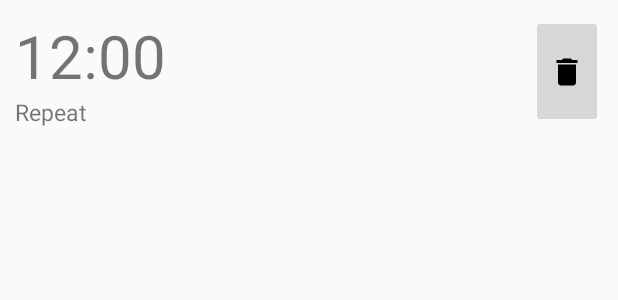
After one commit to HuyNguyen1590/NicoApp, an Android app: the layout alarm_item.xml on its own in the app's theme, with its tools: preview values and no code run, on a phone screen of 412 x 824 dp. The commit adds this screen. Shown: the top 300 px of the screen. Run offline under Robolectric (Android 15) with nearby library versions, the phone set to English and light mode, and no system bars.

Commit message:
Finish insert delete database Need make update function and alarm service

```diff
--- a/app/src/main/AndroidManifest.xml
+++ b/app/src/main/AndroidManifest.xml
@@ -23,7 +23,7 @@
             android:launchMode="singleTop"/>
         <activity android:name=".MainActivity"
             android:launchMode="singleTop"
-            android:screenOrientation="landscape"
+            android:screenOrientation="sensorLandscape"
             tools:ignore="LockedOrientationActivity">
             <intent-filter>
                 <action android:name="android.intent.action.MAIN" />
--- a/app/src/main/java/com/example/project_1/DAO/AlarmDAO.java
+++ b/app/src/main/java/com/example/project_1/DAO/AlarmDAO.java
@@ -17,7 +17,7 @@ public class AlarmDAO {
     private DbHelper dbHelper;
 
     public static final String TABLE_NAME = "Alarm";
-    public static final String SQL_ALARM = "CREATE TABLE Alarm (stt text primary key, hour text NOT NULL, min text NOT NULL, repeat text NOT NULL, status text NOT NULL);";
+    public static final String SQL_ALARM = "CREATE TABLE Alarm (stt integer primary key, hour text NOT NULL, min text NOT NULL, repeat text NOT NULL, status text NOT NULL);";
 
     public AlarmDAO(Context context){
         dbHelper = new DbHelper(context);
--- a/app/src/main/java/com/example/project_1/DAO/MiniGame01DAO.java
+++ b/app/src/main/java/com/example/project_1/DAO/MiniGame01DAO.java
@@ -17,7 +17,7 @@ public class MiniGame01DAO {
     private DbHelper dbHelper;
 
     public static final String TABLE_NAME = "MiniGame01";
-    public static final String SQL_MINIGAME01 = "CREATE TABLE MiniGame01 (stt int primary key AUTOINCREMENT, score text NOT NULL);";
+    public static final String SQL_MINIGAME01 = "CREATE TABLE MiniGame01 (stt integer primary key AUTOINCREMENT, score text NOT NULL);";
 
     public MiniGame01DAO(Context context){
         dbHelper = new DbHelper(context);
--- /dev/null
+++ b/app/src/main/res/drawable/ic_delete_black_24dp.xml
@@ -0,0 +1,9 @@
+<vector xmlns:android="http://schemas.android.com/apk/res/android"
+        android:width="24dp"
+        android:height="24dp"
+        android:viewportWidth="24.0"
+        android:viewportHeight="24.0">
+    <path
+        android:fillColor="#FF000000"
+        android:pathData="M6,19c0,1.1 0.9,2 2,2h8c1.1,0 2,-0.9 2,-2V7H6v12zM19,4h-3.5l-1,-1h-5l-1,1H5v2h14V4z"/>
+</vector>
--- /dev/null
+++ b/app/src/main/res/layout/alarm_item.xml
@@ -0,0 +1,40 @@
+<?xml version="1.0" encoding="utf-8"?>
+<LinearLayout
+    xmlns:android="http://schemas.android.com/apk/res/android"
+    android:layout_width="match_parent"
+    android:layout_height="wrap_content"
+    android:padding="10dp"
+    android:orientation="horizontal"
+    >
+    <LinearLayout
+        android:layout_width="match_parent"
+        android:layout_height="match_parent"
+        android:layout_weight="1"
+        android:orientation="vertical">
+        <TextView
+            android:id="@+id/time_alarm"
+            android:layout_width="match_parent"
+            android:layout_height="wrap_content"
+            android:text="12:00"
+            android:textSize="40dp"
+            />
+        <TextView
+            android:id="@+id/time_repeat"
+            android:layout_width="match_parent"
+            android:layout_height="wrap_content"
+            android:text="Repeat"
+            android:textSize="15dp"/>
+    </LinearLayout>
+    <LinearLayout
+        android:layout_width="match_parent"
+        android:layout_height="match_parent"
+        android:layout_weight="1"
+        android:gravity="end"
+        android:orientation="vertical">
+        <ImageButton
+            android:id="@+id/btn_delete"
+            android:layout_width="wrap_content"
+            android:layout_height="match_parent"
+            android:src="@drawable/ic_delete_black_24dp"/>
+    </LinearLayout>
+</LinearLayout>
```
Also changed, not shown: app/src/main/java/com/example/project_1/AlarmService/AlarmAdapter.java (added, +68 -0 lines), app/src/main/java/com/example/project_1/MainActivity.java (+160 -68 lines), app/src/main/res/layout/activity_main.xml (+30 -24 lines), app/src/main/res/layout/alarm_picker_dialog.xml (added, +34 -0 lines).
